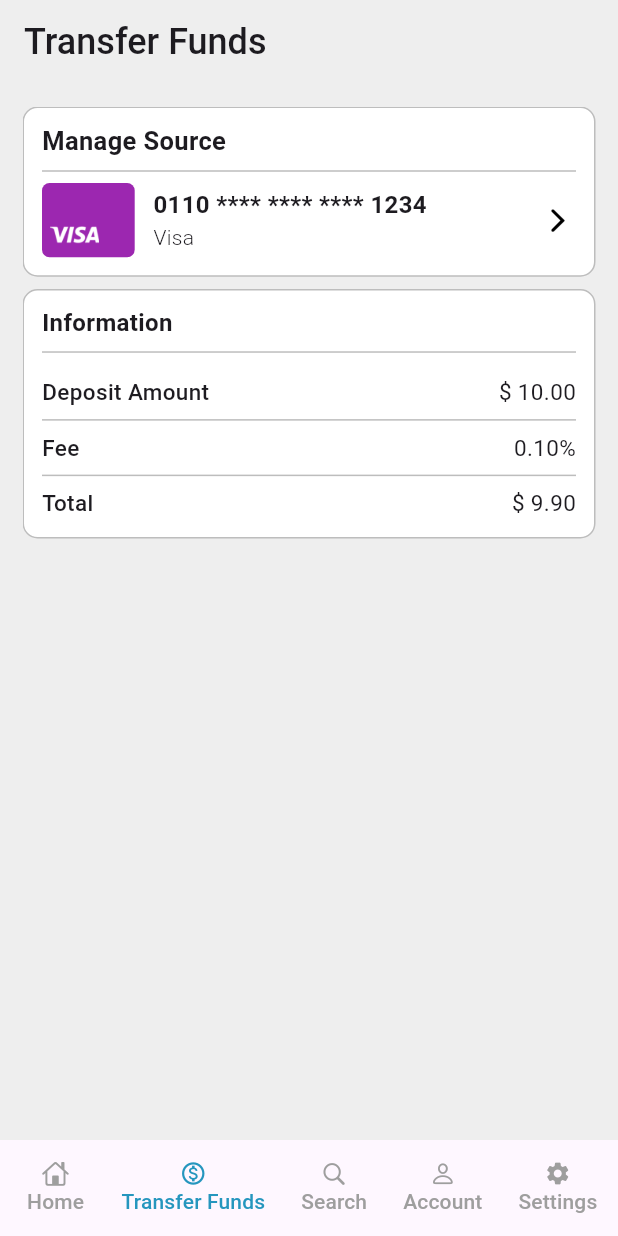
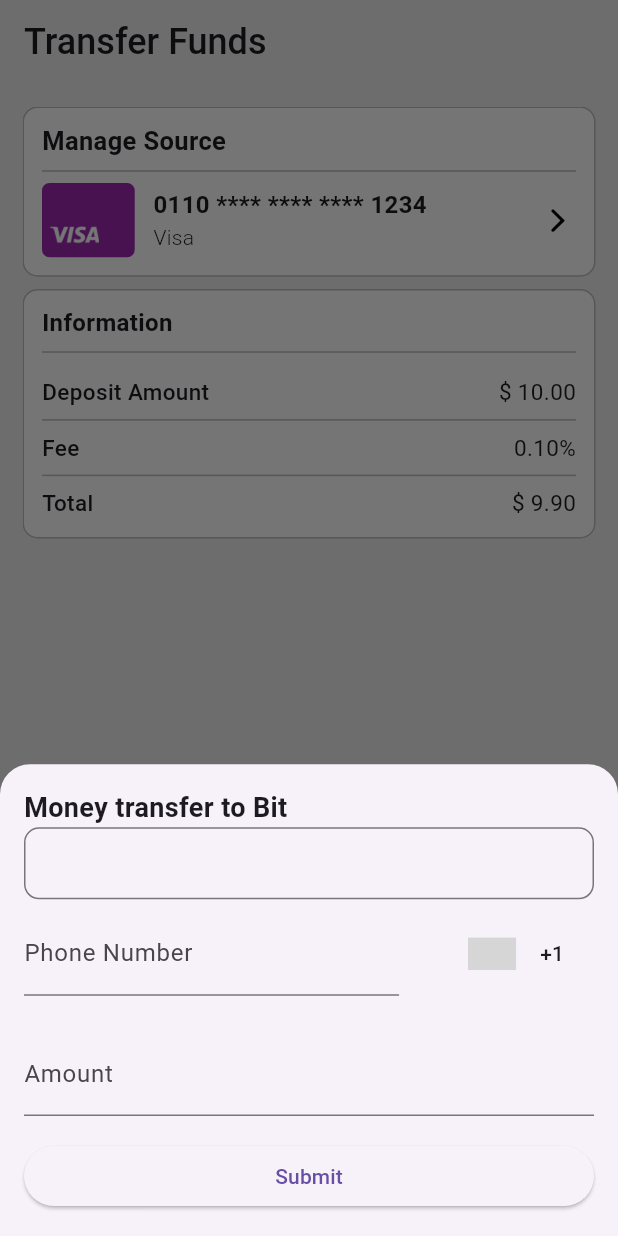
Before and after one commit to Ashisoma/yala, a Flutter app: the TransferFunds screen opened directly, item 2 of the bottom bar chosen, on a phone screen of 412 x 824 dp. Run offline on Flutter 3.47's test engine with Material 3 defaults, Android fonts, the phone set to English and light mode, and no system bars; drawn by our look-alikes of country_code_picker; our stand-ins replace flutter_otp_text_field, get; grey boxes are pictures that could not be loaded.

Commit message:
ui: showing

```diff
--- a/lib/auth/otp_screen.dart
+++ b/lib/auth/otp_screen.dart
@@ -112,7 +112,7 @@ class _OtpScreenState extends State<OtpScreen> {
                 child: Container(
                   height: MediaQuery.of(context).size.height * 0.06,
                   decoration: BoxDecoration(
-                    borderRadius: BorderRadius.circular(20),
+                    borderRadius: BorderRadius.circular(10),
                     color: MyColors.logoClr,
                   ),
                   child: const Center(
--- a/lib/main.dart
+++ b/lib/main.dart
@@ -1,6 +1,7 @@
 import 'package:flutter/material.dart';
 import 'package:get/get.dart';
 import 'package:yala/auth/login_screen.dart';
+import 'package:yala/screens/setting_screen.dart';
 
 void main() {
   runApp(const MyApp());
--- a/lib/screens/home_screen.dart
+++ b/lib/screens/home_screen.dart
@@ -109,7 +109,7 @@ class _HomeScreenState extends State<HomeScreen> {
           itemBuilder: (ctx, index) {
             return ListTile(
               leading: const CircleAvatar(
-                // backgroundColor: Colors.white,
+                backgroundColor: Colors.white,
                 backgroundImage: AssetImage(
                   'images/icon.png',
                 ),
--- a/lib/widgets/custom_widgets.dart
+++ b/lib/widgets/custom_widgets.dart
@@ -1,3 +1,4 @@
+import 'package:country_code_picker/country_code_picker.dart';
 import 'package:flutter/cupertino.dart';
 import 'package:flutter/material.dart';
 import 'package:yala/screens/setting_screen.dart';
@@ -14,7 +15,6 @@ class MyWidgets {
       margin: const EdgeInsets.all(5.0),
       child: Row(
         mainAxisAlignment: MainAxisAlignment.spaceEvenly,
-        // ignore: prefer_const_literals_to_create_immutables
         children: [
           TextButton(
             onPressed: () {
@@ -52,42 +52,42 @@ class MyWidgets {
               ],
             ),
           ),
-          TextButton(
-            onPressed: () {
-              Navigator.push(
-                context,
-                MaterialPageRoute(builder: (context) => const TransferFunds()),
-              );
-            },
-            child: Column(
-              mainAxisSize: MainAxisSize.min,
-              mainAxisAlignment: MainAxisAlignment.center,
-              children: [
-                Icon(
-                  Icons.monetization_on_outlined,
-                  color: contextIndex == 2
-                      ? MyColors.logoClr
-                      : contextIndex == 21 ||
-                              contextIndex == 3 ||
-                              contextIndex == 4
-                          ? Colors.grey
-                          : Colors.grey,
-                ),
-                Text(
-                  'Transfer Funds',
-                  style: TextStyle(
-                    color: contextIndex == 2
-                        ? MyColors.logoClr
-                        : contextIndex == 1 ||
-                                contextIndex == 3 ||
-                                contextIndex == 4
-                            ? Colors.grey
-                            : Colors.grey,
-                  ),
-                ),
-              ],
-            ),
-          ),
+          // TextButton(
+          //   onPressed: () {
+          //     Navigator.push(
+          //       context,
+          //       MaterialPageRoute(builder: (context) => const TransferFunds()),
+          //     );
+          //   },
+          //   child: Column(
+          //     mainAxisSize: MainAxisSize.min,
+          //     mainAxisAlignment: MainAxisAlignment.center,
+          //     children: [
+          //       Icon(
+          //         Icons.monetization_on_outlined,
+          //         color: contextIndex == 2
+          //             ? MyColors.logoClr
+          //             : contextIndex == 21 ||
+          //                     contextIndex == 3 ||
+          //                     contextIndex == 4
+          //                 ? Colors.grey
+          //                 : Colors.grey,
+          //       ),
+          //       Text(
+          //         'Transfer Funds',
+          //         style: TextStyle(
+          //           color: contextIndex == 2
+          //               ? MyColors.logoClr
+          //               : contextIndex == 1 ||
+          //                       contextIndex == 3 ||
+          //                       contextIndex == 4
+          //                   ? Colors.grey
+          //                   : Colors.grey,
+          //         ),
+          //       ),
+          //     ],
+          //   ),
+          // ),
           TextButton(
             onPressed: () {
               showModalBottomSheet(
@@ -108,7 +108,7 @@ class MyWidgets {
               mainAxisAlignment: MainAxisAlignment.center,
               children: [
                 Icon(
-                  CupertinoIcons.search,
+                  CupertinoIcons.money_dollar_circle,
                   color: contextIndex == 3
                       ? MyColors.logoClr
                       : contextIndex == 2 ||
@@ -118,7 +118,7 @@ class MyWidgets {
                           : Colors.grey,
                 ),
                 Text(
-                  'Search',
+                  'Transact',
                   style: TextStyle(
                     color: contextIndex == 3
                         ? MyColors.logoClr
@@ -210,11 +210,21 @@ class MyWidgets {
   }
 }
 
-class TransactionForm extends StatelessWidget {
+class TransactionForm extends StatefulWidget {
   const TransactionForm({super.key});
 
   @override
+  State<TransactionForm> createState() => _TransactionFormState();
+
+}
+
+class _TransactionFormState extends State<TransactionForm> {
+    String _selectedCountryCode = '+1'; // Default country code
+
+
+  @override
   Widget build(BuildContext context) {
+
     return Padding(
       padding: const EdgeInsets.all(16.0),
       child: Column(
@@ -224,6 +234,52 @@ class TransactionForm extends StatelessWidget {
           const Text(
             'Money transfer to Bit',
             style: TextStyle(fontSize: 18, fontWeight: FontWeight.bold),
+          ),
+          TextFormField(
+            // controller: emailCtrler,
+            decoration: InputDecoration(
+              hintText: "",
+              isDense: true,
+              border: OutlineInputBorder(
+                borderRadius: BorderRadius.circular(10.0),
+              ),
+              // labelText: 'Password',
+            ),
+          ),
+          SizedBox(
+            height: MediaQuery.of(context).size.height * 0.01,
+          ),
+          SizedBox(
+            width: 200,
+            child: Row(
+              mainAxisSize: MainAxisSize.max,
+              children: [
+                 Expanded(
+            child: TextFormField(
+              // controller: _textFieldController,
+              decoration: const InputDecoration(
+                labelText: 'Phone Number',
+              ),
+            ),
+          ),
+          const SizedBox(width: 10), // Add some spacing between the TextFormField and CountryCodePicker
+          CountryCodePicker(
+            onChanged: (CountryCode code) {
+              setState(() {
+                _selectedCountryCode = code.toString();
+              });
+            },
+            initialSelection: 'US', // Set the initial country selection
+            favorite: ['+1'], // Optionally, set your favorite countries
+            showCountryOnly: false,
+            showOnlyCountryWhenClosed: false,
+            alignLeft: false,
+          ),
+              ],
+            ),
+          ),
+          SizedBox(
+            height: MediaQuery.of(context).size.height * 0.01,
           ),
           const SizedBox(height: 16),
           // Add your form widgets here
--- a/pubspec.yaml
+++ b/pubspec.yaml
@@ -38,6 +38,7 @@ dependencies:
   flutter_native_splash: ^2.3.7
   get: any
   flutter_otp_text_field: ^1.1.0+2
+  country_code_picker: ^3.0.0
 
 
 
```
Also changed, not shown: lib/screens/setting_screen.dart (+101 -0 lines), images/avatar.png (added), pubspec.lock.
